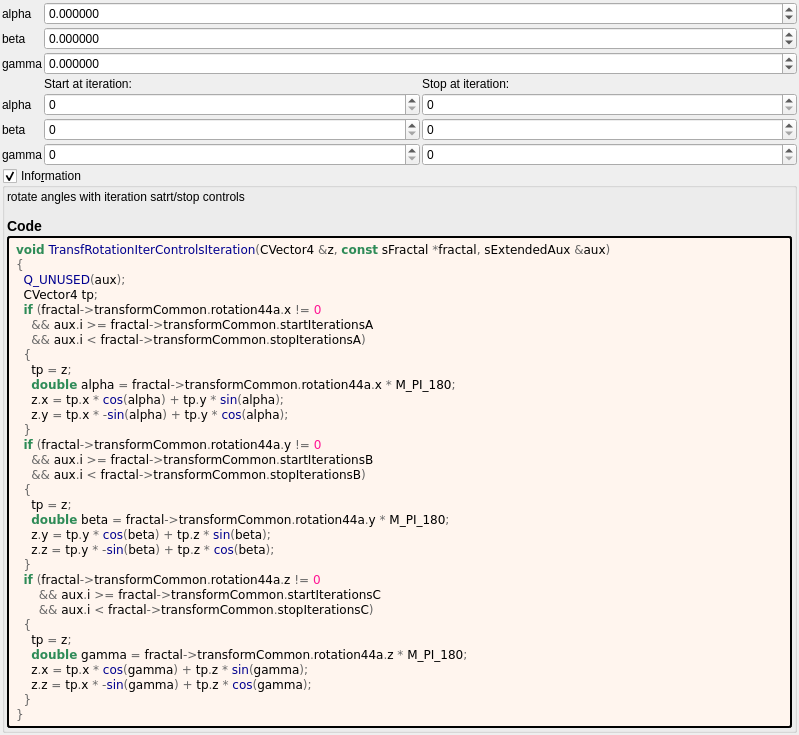
Above: mandelbulber2/formula/ui/transf_rotation_iter_controls.ui from buddhi1980/mandelbulber2 before the change. Below: the same form after it.
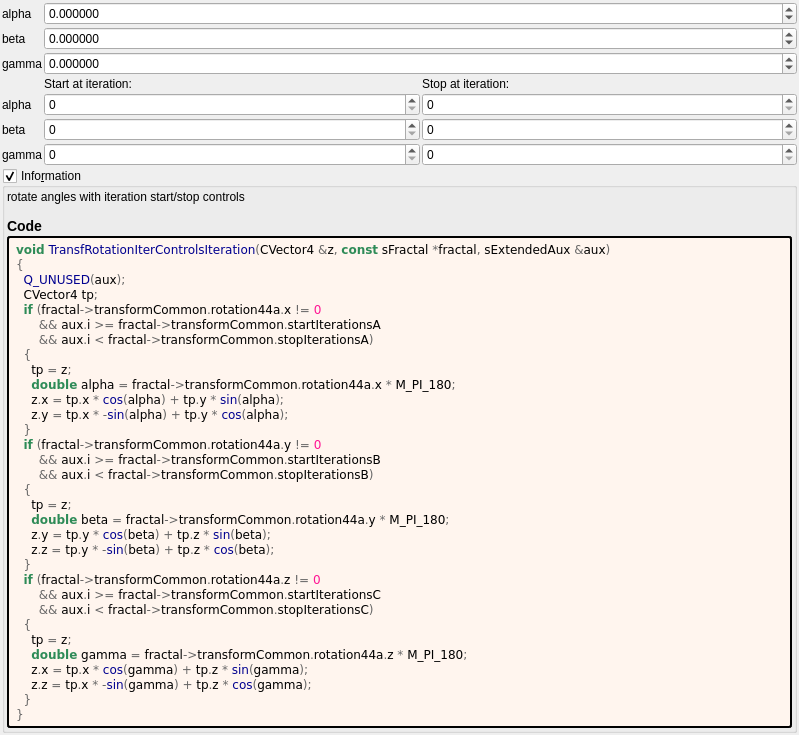
That is the form after the change. Custom widgets are drawn as their Qt base class.

Commit message: Corrected code for transf_rotation_vary_v1 Updated OpenCL formulas

Diff of the .ui file:
```diff
--- a/mandelbulber2/formula/ui/transf_rotation_iter_controls.ui
+++ b/mandelbulber2/formula/ui/transf_rotation_iter_controls.ui
@@ -288,7 +288,7 @@
       <item>
        <widget class="QLabel" name="label_information_general">
         <property name="text">
-         <string notr="true">&lt;p&gt;rotate angles with iteration satrt/stop controls&lt;/p&gt;&lt;table&gt;
+         <string notr="true">&lt;p&gt;rotate angles with iteration start/stop controls&lt;/p&gt;&lt;table&gt;
 &lt;/table&gt;
 &lt;h3&gt;Code&lt;/h3&gt;</string>
         </property>
@@ -315,8 +315,8 @@
   &lt;span style=&quot;color:#00008f&quot;&gt;Q_UNUSED&lt;/span&gt;&lt;span style=&quot;color:#676767&quot;&gt;(&lt;/span&gt;aux&lt;span style=&quot;color:#676767&quot;&gt;);&lt;/span&gt;
   CVector4 tp&lt;span style=&quot;color:#676767&quot;&gt;;&lt;/span&gt;
   &lt;span style=&quot;color:#2e8b57; font-weight:bold&quot;&gt;if&lt;/span&gt; &lt;span style=&quot;color:#676767&quot;&gt;(&lt;/span&gt;fractal&lt;span style=&quot;color:#676767&quot;&gt;-&amp;gt;&lt;/span&gt;transformCommon&lt;span style=&quot;color:#676767&quot;&gt;.&lt;/span&gt;rotation44a&lt;span style=&quot;color:#676767&quot;&gt;.&lt;/span&gt;x &lt;span style=&quot;color:#676767&quot;&gt;!=&lt;/span&gt; &lt;span style=&quot;color:#ff1493&quot;&gt;0&lt;/span&gt;
-    &lt;span style=&quot;color:#676767&quot;&gt;&amp;amp;&amp;amp;&lt;/span&gt; aux&lt;span style=&quot;color:#676767&quot;&gt;.&lt;/span&gt;i &lt;span style=&quot;color:#676767&quot;&gt;&amp;gt;=&lt;/span&gt; fractal&lt;span style=&quot;color:#676767&quot;&gt;-&amp;gt;&lt;/span&gt;transformCommon&lt;span style=&quot;color:#676767&quot;&gt;.&lt;/span&gt;startIterationsA
-    &lt;span style=&quot;color:#676767&quot;&gt;&amp;amp;&amp;amp;&lt;/span&gt; aux&lt;span style=&quot;color:#676767&quot;&gt;.&lt;/span&gt;i &lt;span style=&quot;color:#676767&quot;&gt;&amp;lt;&lt;/span&gt; fractal&lt;span style=&quot;color:#676767&quot;&gt;-&amp;gt;&lt;/span&gt;transformCommon&lt;span style=&quot;color:#676767&quot;&gt;.&lt;/span&gt;stopIterationsA&lt;span style=&quot;color:#676767&quot;&gt;)&lt;/span&gt;
+      &lt;span style=&quot;color:#676767&quot;&gt;&amp;amp;&amp;amp;&lt;/span&gt; aux&lt;span style=&quot;color:#676767&quot;&gt;.&lt;/span&gt;i &lt;span style=&quot;color:#676767&quot;&gt;&amp;gt;=&lt;/span&gt; fractal&lt;span style=&quot;color:#676767&quot;&gt;-&amp;gt;&lt;/span&gt;transformCommon&lt;span style=&quot;color:#676767&quot;&gt;.&lt;/span&gt;startIterationsA
+      &lt;span style=&quot;color:#676767&quot;&gt;&amp;amp;&amp;amp;&lt;/span&gt; aux&lt;span style=&quot;color:#676767&quot;&gt;.&lt;/span&gt;i &lt;span style=&quot;color:#676767&quot;&gt;&amp;lt;&lt;/span&gt; fractal&lt;span style=&quot;color:#676767&quot;&gt;-&amp;gt;&lt;/span&gt;transformCommon&lt;span style=&quot;color:#676767&quot;&gt;.&lt;/span&gt;stopIterationsA&lt;span style=&quot;color:#676767&quot;&gt;)&lt;/span&gt;
   &lt;span style=&quot;color:#676767&quot;&gt;{&lt;/span&gt;
     tp &lt;span style=&quot;color:#676767&quot;&gt;=&lt;/span&gt; z&lt;span style=&quot;color:#676767&quot;&gt;;&lt;/span&gt;
     &lt;span style=&quot;color:#2e8b57; font-weight:bold&quot;&gt;double&lt;/span&gt; alpha &lt;span style=&quot;color:#676767&quot;&gt;=&lt;/span&gt; fractal&lt;span style=&quot;color:#676767&quot;&gt;-&amp;gt;&lt;/span&gt;transformCommon&lt;span style=&quot;color:#676767&quot;&gt;.&lt;/span&gt;rotation44a&lt;span style=&quot;color:#676767&quot;&gt;.&lt;/span&gt;x &lt;span style=&quot;color:#676767&quot;&gt;*&lt;/span&gt; M_PI_180&lt;span style=&quot;color:#676767&quot;&gt;;&lt;/span&gt;
@@ -324,8 +324,8 @@
     z&lt;span style=&quot;color:#676767&quot;&gt;.&lt;/span&gt;y &lt;span style=&quot;color:#676767&quot;&gt;=&lt;/span&gt; tp&lt;span style=&quot;color:#676767&quot;&gt;.&lt;/span&gt;x &lt;span style=&quot;color:#676767&quot;&gt;* -&lt;/span&gt;&lt;span style=&quot;color:#00008f&quot;&gt;sin&lt;/span&gt;&lt;span style=&quot;color:#676767&quot;&gt;(&lt;/span&gt;alpha&lt;span style=&quot;color:#676767&quot;&gt;) +&lt;/span&gt; tp&lt;span style=&quot;color:#676767&quot;&gt;.&lt;/span&gt;y &lt;span style=&quot;color:#676767&quot;&gt;*&lt;/span&gt; &lt;span style=&quot;color:#00008f&quot;&gt;cos&lt;/span&gt;&lt;span style=&quot;color:#676767&quot;&gt;(&lt;/span&gt;alpha&lt;span style=&quot;color:#676767&quot;&gt;);&lt;/span&gt;
   &lt;span style=&quot;color:#676767&quot;&gt;}&lt;/span&gt;
   &lt;span style=&quot;color:#2e8b57; font-weight:bold&quot;&gt;if&lt;/span&gt; &lt;span style=&quot;color:#676767&quot;&gt;(&lt;/span&gt;fractal&lt;span style=&quot;color:#676767&quot;&gt;-&amp;gt;&lt;/span&gt;transformCommon&lt;span style=&quot;color:#676767&quot;&gt;.&lt;/span&gt;rotation44a&lt;span style=&quot;color:#676767&quot;&gt;.&lt;/span&gt;y &lt;span style=&quot;color:#676767&quot;&gt;!=&lt;/span&gt; &lt;span style=&quot;color:#ff1493&quot;&gt;0&lt;/span&gt;
-    &lt;span style=&quot;color:#676767&quot;&gt;&amp;amp;&amp;amp;&lt;/span&gt; aux&lt;span style=&quot;color:#676767&quot;&gt;.&lt;/span&gt;i &lt;span style=&quot;color:#676767&quot;&gt;&amp;gt;=&lt;/span&gt; fractal&lt;span style=&quot;color:#676767&quot;&gt;-&amp;gt;&lt;/span&gt;transformCommon&lt;span style=&quot;color:#676767&quot;&gt;.&lt;/span&gt;startIterationsB
-    &lt;span style=&quot;color:#676767&quot;&gt;&amp;amp;&amp;amp;&lt;/span&gt; aux&lt;span style=&quot;color:#676767&quot;&gt;.&lt;/span&gt;i &lt;span style=&quot;color:#676767&quot;&gt;&amp;lt;&lt;/span&gt; fractal&lt;span style=&quot;color:#676767&quot;&gt;-&amp;gt;&lt;/span&gt;transformCommon&lt;span style=&quot;color:#676767&quot;&gt;.&lt;/span&gt;stopIterationsB&lt;span style=&quot;color:#676767&quot;&gt;)&lt;/span&gt;
+      &lt;span style=&quot;color:#676767&quot;&gt;&amp;amp;&amp;amp;&lt;/span&gt; aux&lt;span style=&quot;color:#676767&quot;&gt;.&lt;/span&gt;i &lt;span style=&quot;color:#676767&quot;&gt;&amp;gt;=&lt;/span&gt; fractal&lt;span style=&quot;color:#676767&quot;&gt;-&amp;gt;&lt;/span&gt;transformCommon&lt;span style=&quot;color:#676767&quot;&gt;.&lt;/span&gt;startIterationsB
+      &lt;span style=&quot;color:#676767&quot;&gt;&amp;amp;&amp;amp;&lt;/span&gt; aux&lt;span style=&quot;color:#676767&quot;&gt;.&lt;/span&gt;i &lt;span style=&quot;color:#676767&quot;&gt;&amp;lt;&lt;/span&gt; fractal&lt;span style=&quot;color:#676767&quot;&gt;-&amp;gt;&lt;/span&gt;transformCommon&lt;span style=&quot;color:#676767&quot;&gt;.&lt;/span&gt;stopIterationsB&lt;span style=&quot;color:#676767&quot;&gt;)&lt;/span&gt;
   &lt;span style=&quot;color:#676767&quot;&gt;{&lt;/span&gt;
     tp &lt;span style=&quot;color:#676767&quot;&gt;=&lt;/span&gt; z&lt;span style=&quot;color:#676767&quot;&gt;;&lt;/span&gt;
     &lt;span style=&quot;color:#2e8b57; font-weight:bold&quot;&gt;double&lt;/span&gt; beta &lt;span style=&quot;color:#676767&quot;&gt;=&lt;/span&gt; fractal&lt;span style=&quot;color:#676767&quot;&gt;-&amp;gt;&lt;/span&gt;transformCommon&lt;span style=&quot;color:#676767&quot;&gt;.&lt;/span&gt;rotation44a&lt;span style=&quot;color:#676767&quot;&gt;.&lt;/span&gt;y &lt;span style=&quot;color:#676767&quot;&gt;*&lt;/span&gt; M_PI_180&lt;span style=&quot;color:#676767&quot;&gt;;&lt;/span&gt;
```
The commit also changes 27 other files.
